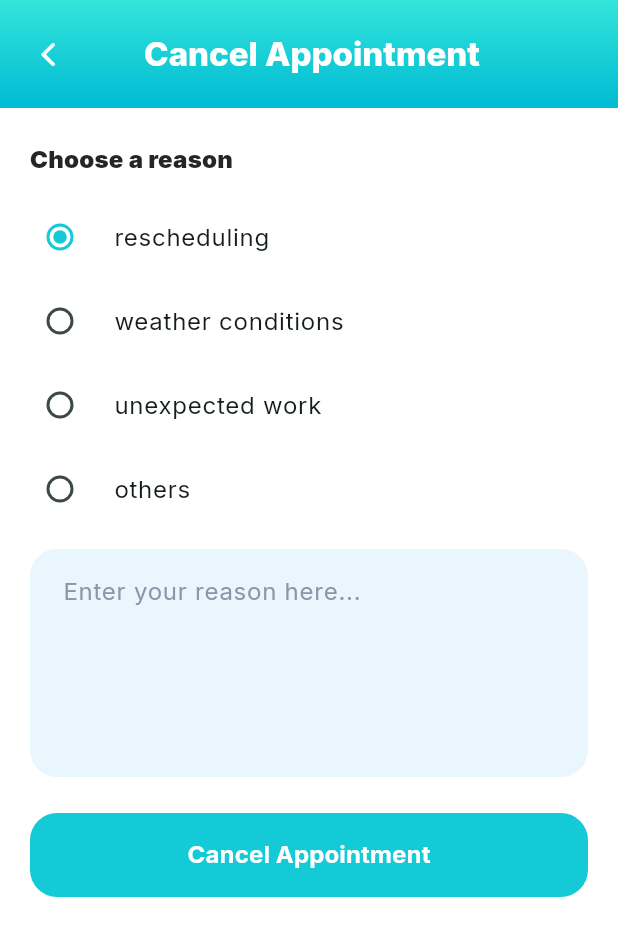
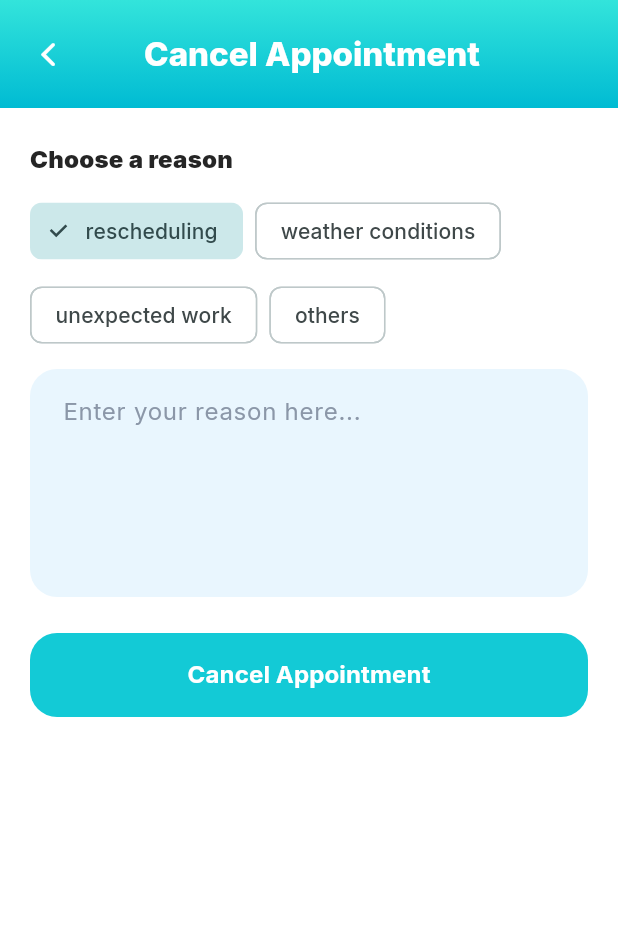
Before and after one commit to Husseinabozina/medical_app, a Flutter app: the CancelAppointmentScreen screen opened by its route, on a phone screen of 412 x 824 dp. Shown: the top 936 px of the screen. Run offline on Flutter 3.47's test engine with Material 3 defaults, Android fonts, the phone set to English and light mode, and no system bars; our stand-ins replace equatable, flutter_bloc, go_router, google_fonts.

Commit message:
fix: resolve remaining-screen analyzer issues

```diff
--- a/lib/features/extended/remaining_screens.dart
+++ b/lib/features/extended/remaining_screens.dart
@@ -4,7 +4,6 @@ import 'package:flutter_bloc/flutter_bloc.dart';
 import 'package:go_router/go_router.dart';
 
 import '../../core/design_system.dart';
-import '../../core/health_domain.dart';
 import '../../core/health_state.dart';
 
 class _SourceFrameScaffold extends StatelessWidget {
@@ -12,19 +11,16 @@ class _SourceFrameScaffold extends StatelessWidget {
     required this.title,
     required this.child,
     this.actions = const [],
-    this.bottom,
   });
 
   final String title;
   final Widget child;
   final List<Widget> actions;
-  final Widget? bottom;
 
   @override
   Widget build(BuildContext context) {
     return Scaffold(
       backgroundColor: AppColors.white,
-      bottomNavigationBar: bottom,
       body: SafeArea(
         child: Center(
           child: ConstrainedBox(
@@ -335,7 +331,7 @@ class _MedicalRecordAddScreenState extends State<MedicalRecordAddScreen> {
           const _SectionLabel('What is your blood type'),
           const SizedBox(height: 12),
           DropdownButtonFormField<String>(
-            value: bloodType,
+            initialValue: bloodType,
             items: const [
               DropdownMenuItem(value: 'A +', child: Text('A +')),
               DropdownMenuItem(value: 'A -', child: Text('A -')),
@@ -863,7 +859,7 @@ class MedicalHistoryScreen extends StatelessWidget {
                   value: '24 / 01 / 2026',
                 ),
                 _InfoRow(
-                  icon: CupertinoIcons.pills,
+                  icon: CupertinoIcons.heart,
                   title: 'Treatment Plan',
                   value: '5mg Morning · 15mg Night',
                 ),
@@ -988,7 +984,7 @@ class PharmacyDetailsScreen extends StatelessWidget {
 
   @override
   Widget build(BuildContext context) {
-    return _SourceFrameScaffold(
+    return const _SourceFrameScaffold(
       title: 'MediCure Pharmacy',
       child: Column(
         children: [
@@ -1151,7 +1147,7 @@ class _PharmacyResult extends StatelessWidget {
                 ),
                 const SizedBox(height: 4),
                 Text(
-                  'Distance: ' + distance,
+                  'Distance: $distance',
                   style: const TextStyle(color: AppColors.primary, fontSize: 12),
                 ),
               ],
@@ -1195,7 +1191,7 @@ class _UsageBar extends StatelessWidget {
           ),
           const SizedBox(width: 10),
           Text(
-            (value * 100).round().toString() + '%',
+            '${(value * 100).round()}%',
             style: const TextStyle(fontWeight: FontWeight.w800),
           ),
         ],
@@ -1220,7 +1216,7 @@ class AppointmentCompleteScreen extends StatelessWidget {
       title: 'Complete',
       child: Column(
         children: [
-          _AppointmentStatusNav(selected: 'Complete'),
+          const _AppointmentStatusNav(selected: 'Complete'),
           const SizedBox(height: 18),
           for (var i = 0; i < completed.length; i++)
             Padding(
@@ -1279,7 +1275,7 @@ class AppointmentCancelledScreen extends StatelessWidget {
       title: 'Cancelled',
       child: Column(
         children: [
-          _AppointmentStatusNav(selected: 'Cancelled'),
+          const _AppointmentStatusNav(selected: 'Cancelled'),
           const SizedBox(height: 18),
           for (var i = 0; i < cancelled.length; i++)
             Padding(
@@ -1365,16 +1361,18 @@ class _CancelAppointmentScreenState extends State<CancelAppointmentScreen> {
         children: [
           const _SectionLabel('Choose a reason'),
           const SizedBox(height: 12),
-          for (final item in reasons)
-            RadioListTile<String>(
-              value: item,
-              groupValue: reason,
-              title: Text(item),
-              contentPadding: EdgeInsets.zero,
-              onChanged: (value) {
-                if (value != null) setState(() => reason = value);
-              },
-            ),
+          Wrap(
+            spacing: 8,
+            runSpacing: 8,
+            children: [
+              for (final item in reasons)
+                ChoiceChip(
+                  label: Text(item),
+                  selected: reason == item,
+                  onSelected: (_) => setState(() => reason = item),
+                ),
+            ],
+          ),
           const SizedBox(height: 12),
           TextField(
             controller: notes,
```
